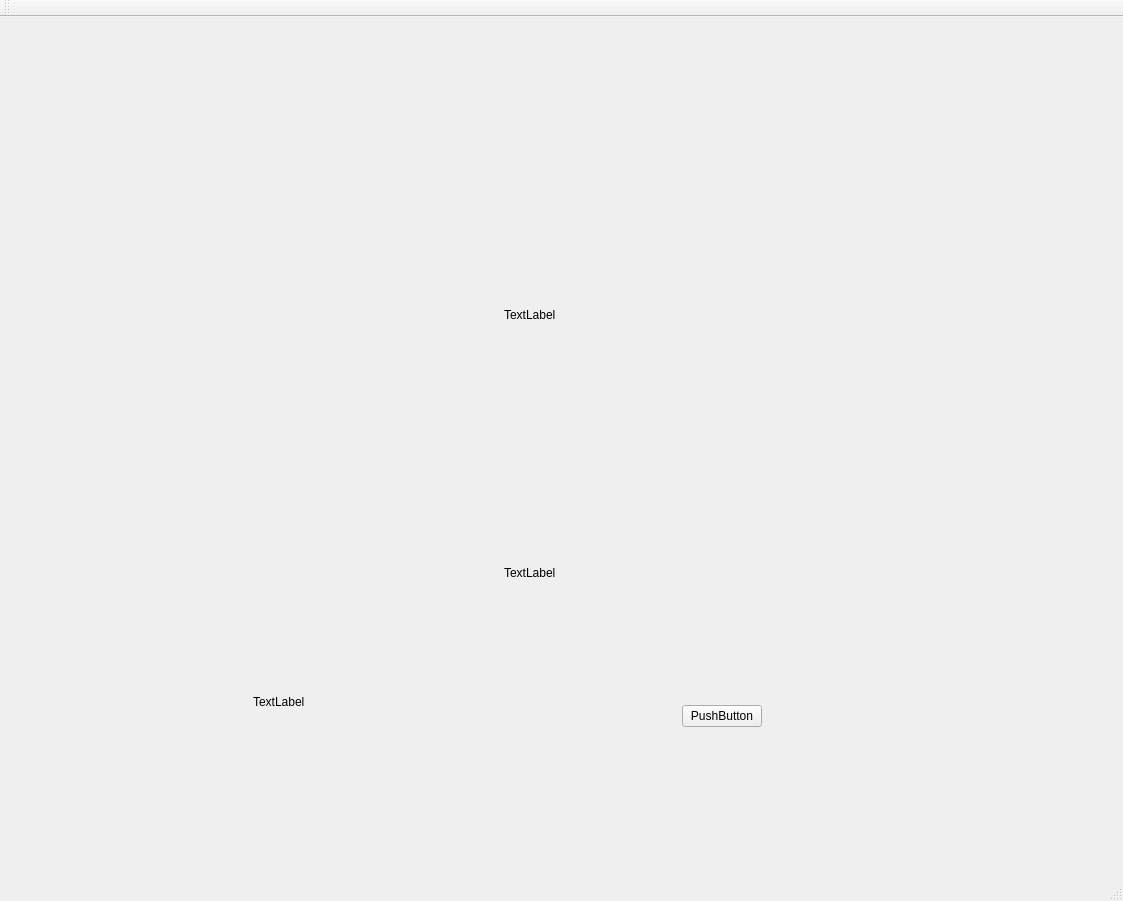
The window that DronePark1/DronePark1/dronepark1.ui (Nomen-Naught/DronePark1) describes before a commit, drawn with Qt 5.
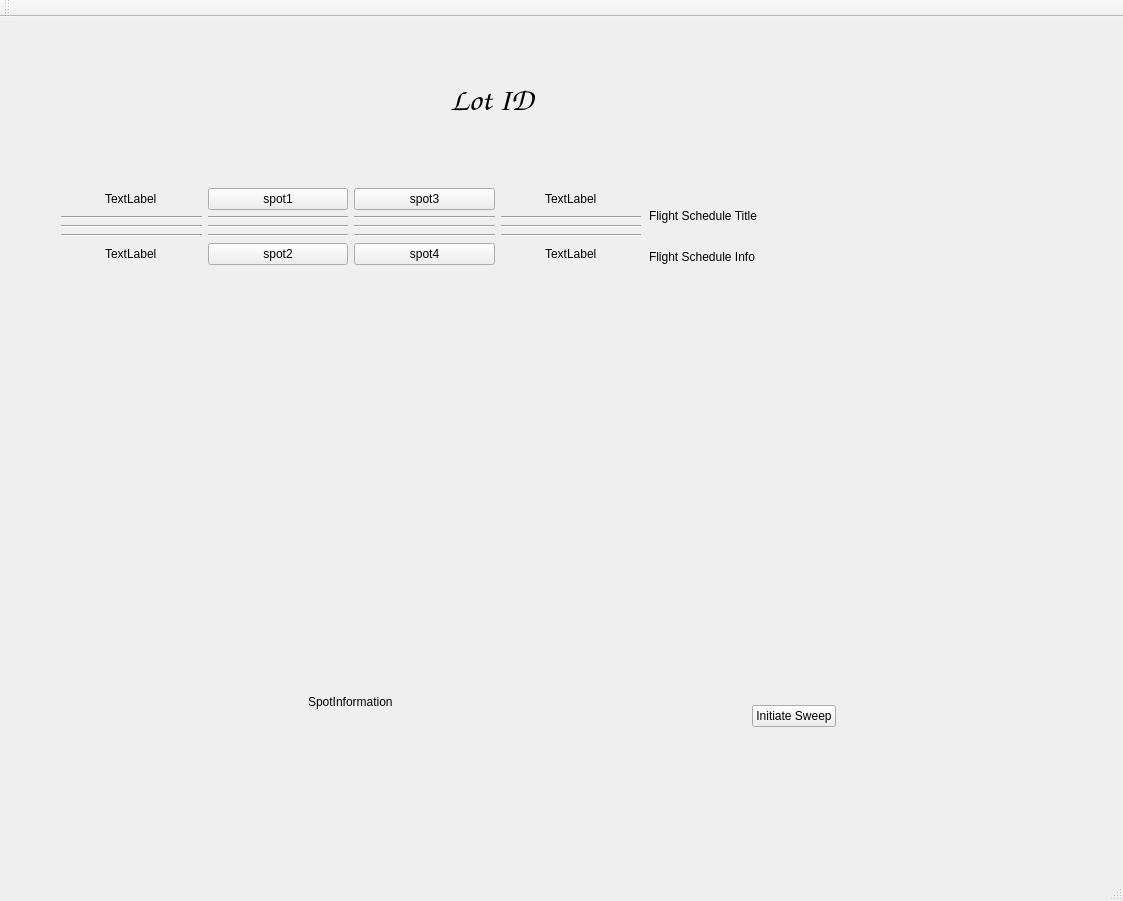
The same window after the commit. Icons and pictures are not drawn.

Diff of the .ui file:
```diff
--- a/DronePark1/DronePark1/dronepark1.ui
+++ b/DronePark1/DronePark1/dronepark1.ui
@@ -14,7 +14,7 @@
    <string>DronePark1</string>
   </property>
   <widget class="QWidget" name="centralWidget">
-   <widget class="QWidget" name="">
+   <widget class="QWidget" name="layoutWidget">
     <property name="geometry">
      <rect>
       <x>50</x>
@@ -23,13 +23,157 @@
       <height>561</height>
      </rect>
     </property>
-    <layout class="QHBoxLayout" name="horizontalLayout">
+    <layout class="QHBoxLayout" name="horizontalLayout" stretch="2,1">
      <item>
       <layout class="QVBoxLayout" name="verticalLayout">
        <item>
-        <layout class="QVBoxLayout" name="verticalLayout_3">
+        <layout class="QVBoxLayout" name="verticalLayout_3" stretch="15,1">
+         <property name="rightMargin">
+          <number>2</number>
+         </property>
          <item>
-          <layout class="QGridLayout" name="gridLayout"/>
+          <layout class="QGridLayout" name="gridLayout">
+           <item row="4" column="2">
+            <widget class="QPushButton" name="pushButton_5">
+             <property name="text">
+              <string>spot4</string>
+             </property>
+            </widget>
+           </item>
+           <item row="0" column="3" alignment="Qt::AlignHCenter|Qt::AlignVCenter">
+            <widget class="QLabel" name="label_7">
+             <property name="text">
+              <string>TextLabel</string>
+             </property>
+            </widget>
+           </item>
+           <item row="4" column="3" alignment="Qt::AlignHCenter|Qt::AlignVCenter">
+            <widget class="QLabel" name="label_8">
+             <property name="text">
+              <string>TextLabel</string>
+             </property>
+            </widget>
+           </item>
+           <item row="4" column="0" alignment="Qt::AlignHCenter|Qt::AlignVCenter">
+            <widget class="QLabel" name="label_5">
+             <property name="text">
+              <string>TextLabel</string>
+             </property>
+            </widget>
+           </item>
+           <item row="0" column="1">
+            <widget class="QPushButton" name="pushButton_2">
+             <property name="text">
+              <string>spot1</string>
+             </property>
+            </widget>
+           </item>
+           <item row="0" column="2">
+            <widget class="QPushButton" name="pushButton_3">
+             <property name="text">
+              <string>spot3</string>
+             </property>
+            </widget>
+           </item>
+           <item row="4" column="1">
+            <widget class="QPushButton" name="pushButton_4">
+             <property name="text">
+              <string>spot2</string>
+             </property>
+            </widget>
+           </item>
+           <item row="1" column="0">
+            <widget class="Line" name="line">
+             <property name="orientation">
+              <enum>Qt::Horizontal</enum>
+             </property>
+            </widget>
+           </item>
+           <item row="0" column="0" alignment="Qt::AlignHCenter|Qt::AlignVCenter">
+            <widget class="QLabel" name="label_4">
+             <property name="text">
+              <string>TextLabel</string>
+             </property>
+            </widget>
+           </item>
+           <item row="3" column="0">
+            <widget class="Line" name="line_2">
+             <property name="orientation">
+              <enum>Qt::Horizontal</enum>
+             </property>
+            </widget>
+           </item>
+           <item row="2" column="0">
+            <widget class="Line" name="line_3">
+             <property name="orientation">
+              <enum>Qt::Horizontal</enum>
+             </property>
+            </widget>
+           </item>
+           <item row="1" column="1">
+            <widget class="Line" name="line_4">
+             <property name="orientation">
+              <enum>Qt::Horizontal</enum>
+             </property>
+            </widget>
+           </item>
+           <item row="2" column="1">
+            <widget class="Line" name="line_5">
+             <property name="orientation">
+              <enum>Qt::Horizontal</enum>
+             </property>
+            </widget>
+           </item>
+           <item row="3" column="1">
+            <widget class="Line" name="line_6">
+             <property name="orientation">
+              <enum>Qt::Horizontal</enum>
+             </property>
+            </widget>
+           </item>
+           <item row="1" column="2">
+            <widget class="Line" name="line_7">
+             <property name="orientation">
+              <enum>Qt::Horizontal</enum>
+             </property>
+            </widget>
+           </item>
+           <item row="2" column="2">
+            <widget class="Line" name="line_8">
+             <property name="orientation">
+              <enum>Qt::Horizontal</enum>
+             </property>
+            </widget>
+           </item>
+           <item row="3" column="2">
+            <widget class="Line" name="line_9">
+             <property name="orientation">
+              <enum>Qt::Horizontal</enum>
+             </property>
+            </widget>
+           </item>
+           <item row="3" column="3">
+            <widget class="Line" name="line_10">
+             <property name="orientation">
+              <enum>Qt::Horizontal</enum>
+             </property>
+            </widget>
+           </item>
+           <item row="2" column="3">
+            <widget class="Line" name="line_11">
+             <property name="orientation">
+              <enum>Qt::Horizontal</enum>
+             </property>
+            </widget>
+           </item>
+           <item row="1" column="3">
+            <widget class="Line" name="line_12">
+             <property name="orientation">
+              <enum>Qt::Horizontal</enum>
+             </property>
+            </widget>
+           </item>
+          </layout>
          </item>
          <item alignment="Qt::AlignHCenter|Qt::AlignBottom">
           <widget class="QLabel" name="label">
@@ -43,7 +187,7 @@
             </size>
            </property>
            <property name="text">
-            <string>TextLabel</string>
+            <string>SpotInformation</string>
            </property>
           </widget>
          </item>
@@ -54,25 +198,28 @@
      <item>
       <layout class="QVBoxLayout" name="verticalLayout_2">
        <item>
-        <layout class="QVBoxLayout" name="verticalLayout_4">
+        <layout class="QVBoxLayout" name="verticalLayout_4" stretch="1,8,1">
          <item>
           <widget class="QLabel" name="label_2">
            <property name="text">
-            <string>TextLabel</string>
+            <string>Flight Schedule Title</string>
            </property>
           </widget>
          </item>
          <item>
           <widget class="QLabel" name="label_3">
            <property name="text">
-            <string>TextLabel</string>
+            <string>Flight Schedule Info</string>
+           </property>
+           <property name="alignment">
+            <set>Qt::AlignLeading|Qt::AlignLeft|Qt::AlignTop</set>
            </property>
           </widget>
          </item>
          <item alignment="Qt::AlignHCenter">
           <widget class="QPushButton" name="pushButton">
            <property name="text">
-            <string>PushButton</string>
+            <string>Initiate Sweep</string>
            </property>
           </widget>
          </item>
@@ -82,6 +229,31 @@
      </item>
     </layout>
    </widget>
+   <widget class="QLabel" name="label_6">
+    <property name="geometry">
+     <rect>
+      <x>450</x>
+      <y>52</y>
+      <width>211</width>
+      <height>61</height>
+     </rect>
+    </property>
+    <property name="font">
+     <font>
+      <family>Comic Sans MS</family>
+      <pointsize>24</pointsize>
+     </font>
+    </property>
+    <property name="text">
+     <string>Lot ID</string>
+    </property>
+    <property name="scaledContents">
+     <bool>false</bool>
+    </property>
+    <property name="wordWrap">
+     <bool>false</bool>
+    </property>
+   </widget>
   </widget>
   <widget class="QStatusBar" name="statusBar"/>
   <widget class="QToolBar" name="toolBar">
```
Left out of the diff: 15 changed lines with no effect on the pictures.
